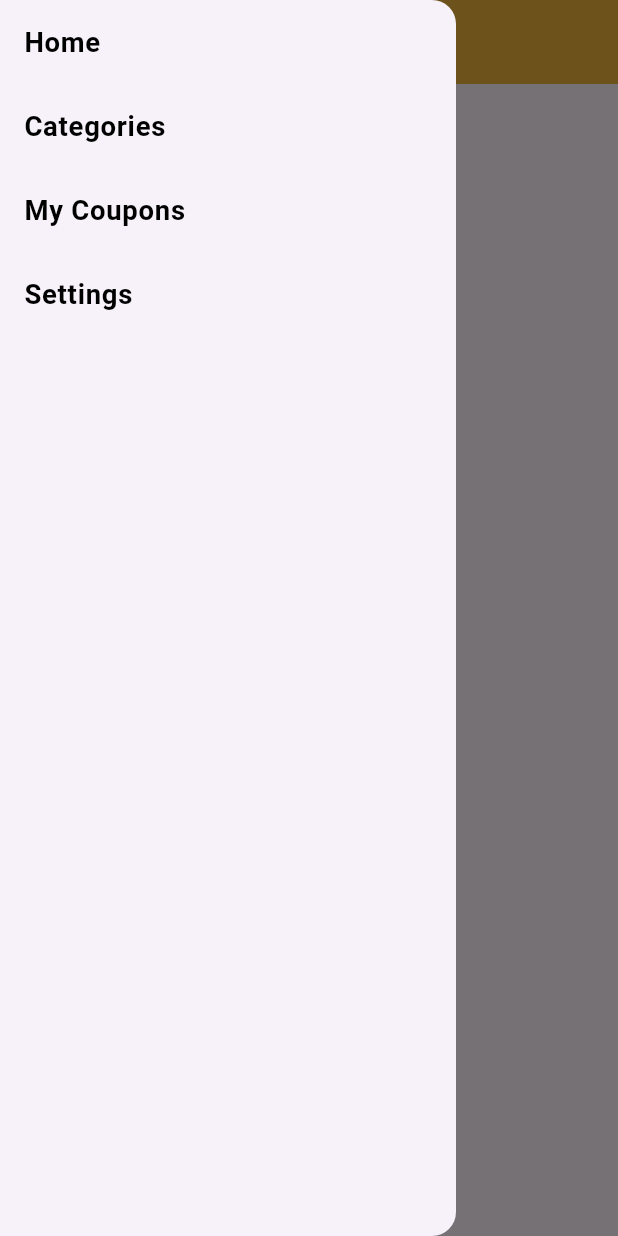
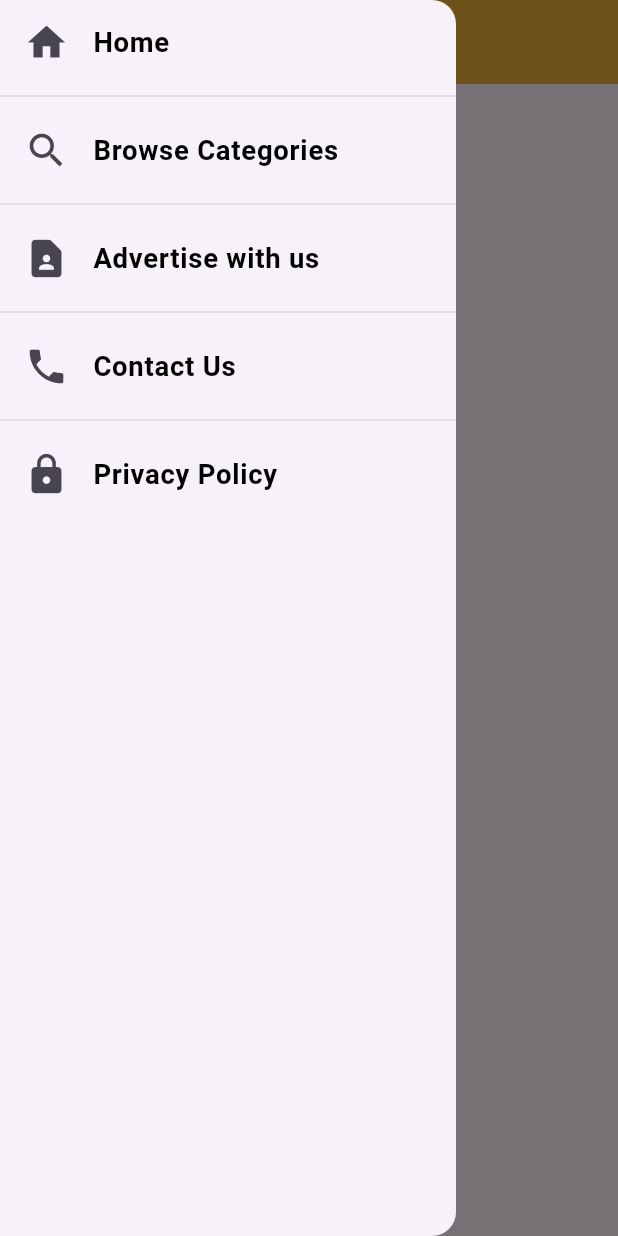
Before and after one commit to MohammedAttia3104/gc_coupons, a Flutter app: the screen it shows after launch, with the side drawer open, on a phone screen of 412 x 824 dp. Run offline on Flutter 3.47's test engine with Material 3 defaults, Android fonts, the phone set to English and light mode, and no system bars; our stand-ins replace flutter_screenutil.

Commit message:
code refactor and style drawer tabs

```diff
--- a/lib/core/constants/app_strings.dart
+++ b/lib/core/constants/app_strings.dart
@@ -22,8 +22,8 @@ abstract class AppStrings {
 
   // Drawer Tabs
   static const String homeTab = 'Home';
-  static const String browseCategories = 'Browse Categories';
-  static const String advertiseWithUs = 'Advertise with us';
-  static const String contactUs = 'Contact Us';
-  static const String privacyPolicy = 'Privacy Policy';
+  static const String browseCategoriesTab = 'Browse Categories';
+  static const String advertiseWithUsTab = 'Advertise with us';
+  static const String contactUsTab = 'Contact Us';
+  static const String privacyPolicyTab = 'Privacy Policy';
 }
--- a/lib/core/constants/app_styles.dart
+++ b/lib/core/constants/app_styles.dart
@@ -8,4 +8,11 @@ abstract class AppStyles {
     fontSize: AppFonts.fontSize14,
     fontWeight: FontWeight.w700,
   );
+  static TextStyle drawerTabStyle = TextStyle(
+    color: AppColors.kBlackColor,
+    fontSize: AppFonts.fontSize16,
+    fontWeight: FontWeight.w700,
+  );
+
+
 }
--- a/lib/core/constants/size_config.dart
+++ b/lib/core/constants/size_config.dart
@@ -16,3 +16,7 @@ abstract class AppPadding {
   static double padding8w = 8.0.w;
   static double padding14w = 14.0.w;
 }
+
+abstract class AppConstantSizes {
+  static const double kDrawerIconSize = 30.0;
+}
--- a/lib/features/home/presentation/home_screen.dart
+++ b/lib/features/home/presentation/home_screen.dart
@@ -2,7 +2,10 @@ import 'package:flutter/material.dart';
 import 'package:flutter_screenutil/flutter_screenutil.dart';
 import 'package:gc_coupons/core/constants/app_colors.dart';
 import 'package:gc_coupons/core/constants/app_strings.dart';
+import 'package:gc_coupons/core/constants/app_styles.dart';
 import 'package:gc_coupons/core/constants/size_config.dart';
+import 'package:gc_coupons/features/home/presentation/widgets/app_drawer_view.dart';
+import 'package:gc_coupons/features/home/presentation/widgets/home_layout.dart';
 
 import 'widgets/build_app_bar.dart';
 
@@ -23,68 +26,8 @@ class _HomeScreenState extends State<HomeScreen> {
       appBar: buildAppBar(
         onPressed: () => _scaffoldKey.currentState?.openDrawer(),
       ),
-      drawer: Drawer(
-        child: ListView(
-          children: <Widget>[
-            ListTile(
-              title: Text(
-                'Home',
-                style: TextStyle(
-                  color: AppColors.kBlackColor,
-                  fontSize: AppFonts.fontSize16,
-                  fontWeight: FontWeight.w700,
-                ),
-              ),
-              onTap: () {},
-            ),
-            ListTile(
-              title: Text(
-                'Categories',
-                style: TextStyle(
-                  color: AppColors.kBlackColor,
-                  fontSize: AppFonts.fontSize16,
-                  fontWeight: FontWeight.w700,
-                ),
-              ),
-              onTap: () {},
-            ),
-            ListTile(
-              title: Text(
-                'My Coupons',
-                style: TextStyle(
-                  color: AppColors.kBlackColor,
-                  fontSize: AppFonts.fontSize16,
-                  fontWeight: FontWeight.w700,
-                ),
-              ),
-              onTap: () {},
-            ),
-            ListTile(
-              title: Text(
-                'Settings',
-                style: TextStyle(
-                  color: AppColors.kBlackColor,
-                  fontSize: AppFonts.fontSize16,
-                  fontWeight: FontWeight.w700,
-                ),
-              ),
-              onTap: () {},
-            ),
-          ],
-        ),
-      ),
-      body: const HomeView(),
+      drawer: const AppDrawerView(),
+      body: const HomeLayOut(),
     );
   }
 }
-
-class HomeView extends StatelessWidget {
-  const HomeView({super.key});
-
-  @override
-  Widget build(BuildContext context) {
-    return const Center(
-      child: Text('Welcome to the Home Screen!'),
-    );
-  }
-}
--- /dev/null
+++ b/lib/features/home/presentation/widgets/app_drawer_view.dart
@@ -0,0 +1,90 @@
+import 'package:flutter/material.dart';
+import 'package:gc_coupons/core/constants/app_colors.dart';
+import 'package:gc_coupons/core/constants/app_strings.dart';
+import 'package:gc_coupons/core/constants/app_styles.dart';
+import 'package:gc_coupons/core/constants/size_config.dart';
+
+class AppDrawerView extends StatelessWidget {
+  const AppDrawerView({super.key});
+
+  @override
+  Widget build(BuildContext context) {
+    return Drawer(
+      child: ListView(
+        children: <Widget>[
+          ListTile(
+            leading: const Icon(
+              Icons.home,
+              size: AppConstantSizes.kDrawerIconSize,
+            ),
+            title: Text(
+              AppStrings.homeTab,
+              style: AppStyles.drawerTabStyle,
+            ),
+            onTap: () {},
+          ),
+          Divider(
+            color: AppColors.shadowColor,
+            thickness: 0.5,
+          ),
+          ListTile(
+            leading: const Icon(
+              Icons.search,
+              size: AppConstantSizes.kDrawerIconSize,
+            ),
+            title: Text(
+              AppStrings.browseCategoriesTab,
+              style: AppStyles.drawerTabStyle,
+            ),
+            onTap: () {},
+          ),
+          Divider(
+            color: AppColors.shadowColor,
+            thickness: 0.5,
+          ),
+          ListTile(
+            leading: const Icon(
+              Icons.contact_page_rounded,
+              size: AppConstantSizes.kDrawerIconSize,
+            ),
+            title: Text(
+              AppStrings.advertiseWithUsTab,
+              style: AppStyles.drawerTabStyle,
+            ),
+            onTap: () {},
+          ),
+          Divider(
+            color: AppColors.shadowColor,
+            thickness: 0.5,
+          ),
+          ListTile(
+            leading: const Icon(
+              Icons.phone,
+              size: AppConstantSizes.kDrawerIconSize,
+            ),
+            title: Text(
+              AppStrings.contactUsTab,
+              style: AppStyles.drawerTabStyle,
+            ),
+            onTap: () {},
+          ),
+          Divider(
+            color: AppColors.shadowColor,
+            thickness: 0.5,
+          ),
+          ListTile(
+            leading: const Icon(
+              Icons.lock,
+              size: AppConstantSizes.kDrawerIconSize,
+            ),
+            title: Text(
+              AppStrings.privacyPolicyTab,
+              style: AppStyles.drawerTabStyle,
+            ),
+            onTap: () {},
+          ),
+        ],
+      ),
+    );
+  }
+}
--- /dev/null
+++ b/lib/features/home/presentation/widgets/home_layout.dart
@@ -0,0 +1,12 @@
+import 'package:flutter/material.dart';
+
+class HomeLayOut extends StatelessWidget {
+  const HomeLayOut({super.key});
+
+  @override
+  Widget build(BuildContext context) {
+    return const Center(
+      child: Text('Welcome to the Home Screen!'),
+    );
+  }
+}
```
